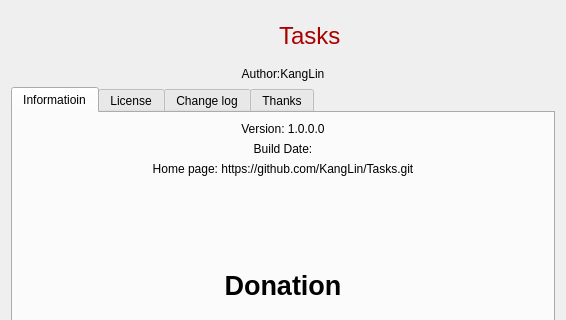
Above: Src/DlgAbout/DlgAbout.ui from KangLin/RabbitCommon before the change; both pictures show x 0 to 566 and y 0 to 320 of the 566 by 562 pixel window. Below: the same form after it.
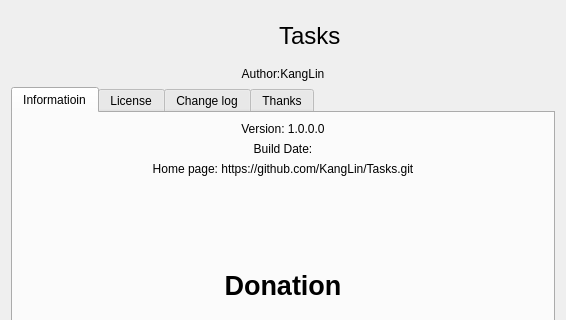
That is the form after the change. Icons and pictures are not drawn.

Commit message: Modify about title color

Patch:
```diff
--- a/Src/DlgAbout/DlgAbout.ui
+++ b/Src/DlgAbout/DlgAbout.ui
@@ -368,43 +368,6 @@
          <height>16777215</height>
         </size>
        </property>
-       <property name="palette">
-        <palette>
-         <active>
-          <colorrole role="WindowText">
-           <brush brushstyle="SolidPattern">
-            <color alpha="255">
-             <red>170</red>
-             <green>0</green>
-             <blue>0</blue>
-            </color>
-           </brush>
-          </colorrole>
-         </active>
-         <inactive>
-          <colorrole role="WindowText">
-           <brush brushstyle="SolidPattern">
-            <color alpha="255">
-             <red>170</red>
-             <green>0</green>
-             <blue>0</blue>
-            </color>
-           </brush>
-          </colorrole>
-         </inactive>
-         <disabled>
-          <colorrole role="WindowText">
-           <brush brushstyle="SolidPattern">
-            <color alpha="255">
-             <red>120</red>
-             <green>120</green>
-             <blue>120</blue>
-            </color>
-           </brush>
-          </colorrole>
-         </disabled>
-        </palette>
-       </property>
        <property name="font">
         <font>
          <pointsize>18</pointsize>
```
